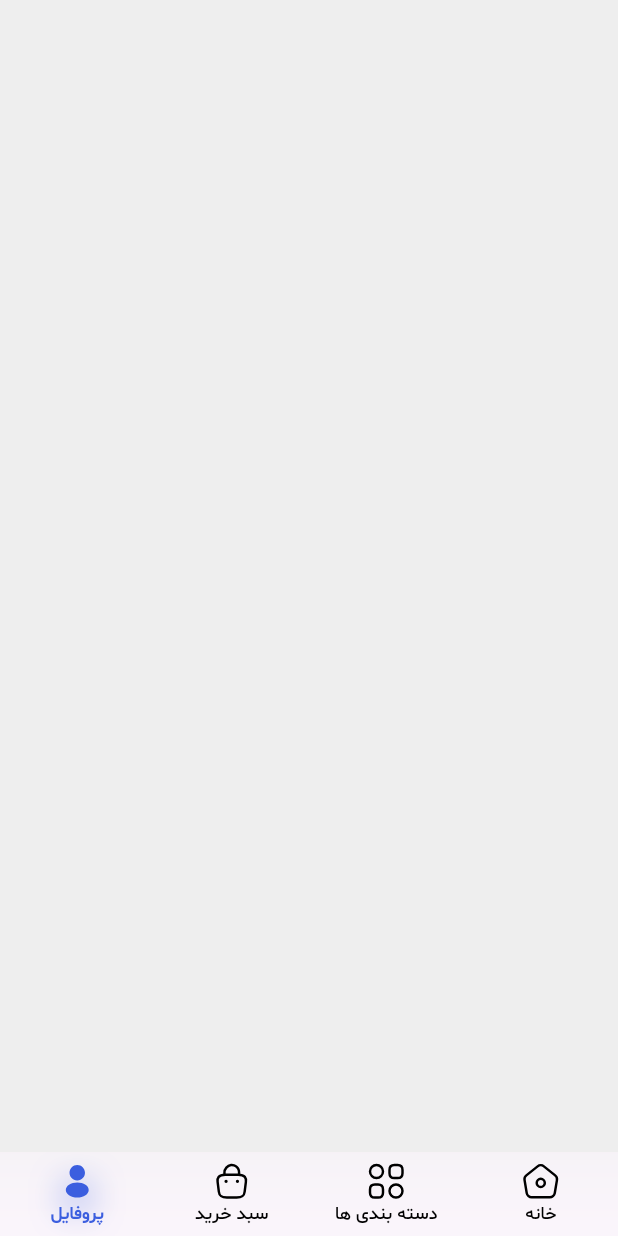
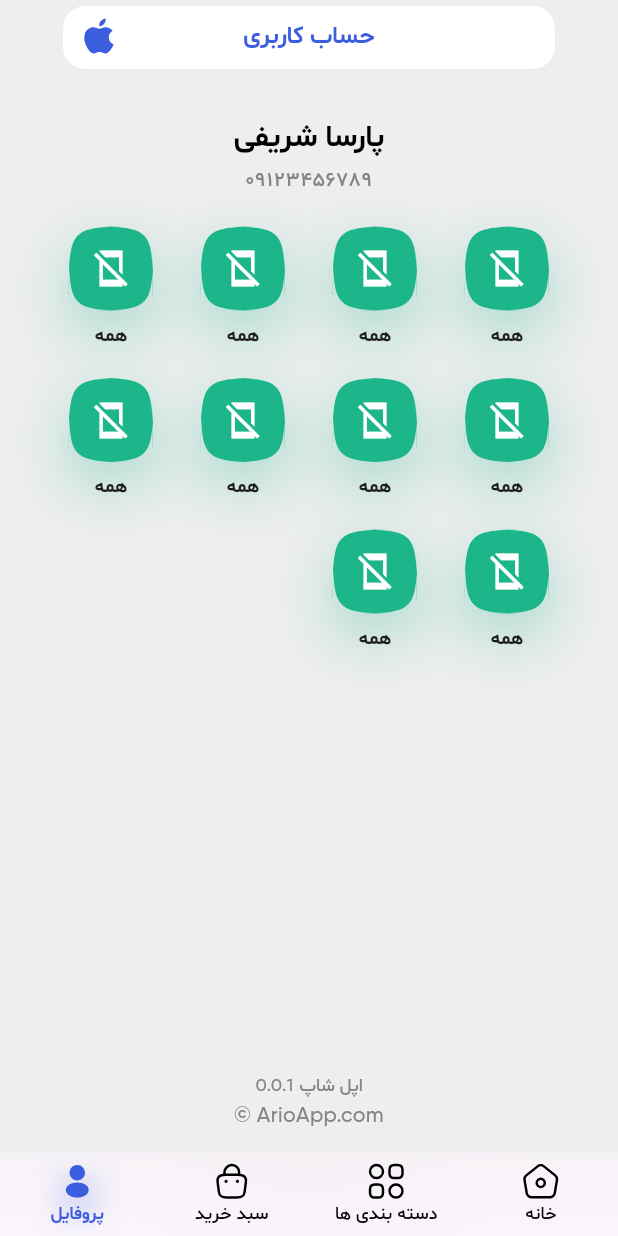
Before and after one commit to ZhiaDev/apple-shop, a Flutter app: the screen it shows after launch, item 4 of the bottom bar chosen, on a phone screen of 412 x 824 dp. Run offline on Flutter 3.47's test engine with Material 2 defaults, Android fonts, the phone set to English and light mode, and no system bars; our stand-ins replace flutter_svg, smooth_page_indicator.

Commit message:
Add Name, Number of user and Icons and Name, Version of App and Copyright tag

```diff
--- a/lib/pages/profile_page.dart
+++ b/lib/pages/profile_page.dart
@@ -1,17 +1,123 @@
 import 'package:apple_shop/constants/colors.dart';
+import 'package:apple_shop/widgets/categoryitem_chip.dart';
 import 'package:flutter/material.dart';
+
+import '../gen/assets.gen.dart';
+import '../utility/svg.dart';
 
 class ProfilePage extends StatelessWidget {
   const ProfilePage({super.key});
 
   @override
   Widget build(BuildContext context) {
-    return const Scaffold(
+    return Scaffold(
       backgroundColor: Kcolor.background,
       body: SafeArea(
         child: Column(
           children: [
-            //
+            Container(
+              height: 42,
+              margin: const EdgeInsets.fromLTRB(42, 4, 42, 32),
+              decoration: BoxDecoration(
+                color: Kcolor.white,
+                borderRadius: BorderRadius.circular(15),
+              ),
+              child: Stack(
+                alignment: Alignment.center,
+                children: [
+                  Container(),
+                  const Text(
+                    'حساب کاربری',
+                    style: TextStyle(
+                      fontSize: 16,
+                      fontFamily: 'SB',
+                      color: Kcolor.primery,
+                    ),
+                  ),
+                  Positioned(
+                    left: 10,
+                    child: Padding(
+                      padding: const EdgeInsets.only(bottom: 2),
+                      child: Ksvg(
+                        path: Assets.icons.apple,
+                        size: 28,
+                        color: Kcolor.primery,
+                      ),
+                    ),
+                  ),
+                ],
+              ),
+            ),
+            const Text(
+              'پارسا شریفی',
+              style: TextStyle(
+                fontSize: 20,
+                fontFamily: 'SB',
+                color: Kcolor.black,
+              ),
+            ),
+            const SizedBox(height: 4),
+            const Text(
+              '09123456789',
+              style: TextStyle(
+                fontSize: 14,
+                fontFamily: 'SM',
+                color: Kcolor.grey,
+              ),
+            ),
+            const SizedBox(height: 20),
+            const Padding(
+              padding: EdgeInsets.only(left: 18),
+              child: Wrap(
+                runSpacing: 18,
+                spacing: 14,
+                children: [
+                  CategoryItemChip(),
+                  CategoryItemChip(),
+                  CategoryItemChip(),
+                  CategoryItemChip(),
+                  CategoryItemChip(),
+                  CategoryItemChip(),
+                  CategoryItemChip(),
+                  CategoryItemChip(),
+                  CategoryItemChip(),
+                  CategoryItemChip(),
+                ],
+              ),
+            ),
+            const Spacer(),
+            const Row(
+              mainAxisAlignment: MainAxisAlignment.center,
+              children: [
+                Text(
+                  'اپل شاپ',
+                  style: TextStyle(
+                    fontSize: 12,
+                    fontFamily: 'SM',
+                    color: Kcolor.grey,
+                  ),
+                ),
+                SizedBox(width: 4),
+                Text(
+                  '0.0.1',
+                  style: TextStyle(
+                    fontSize: 12,
+                    fontFamily: 'GM',
+                    color: Kcolor.grey,
+                  ),
+                ),
+              ],
+            ),
+            const SizedBox(height: 2),
+            const Text(
+              'ArioApp.com ©',
+              style: TextStyle(
+                fontSize: 14,
+                fontFamily: 'GM',
+                color: Kcolor.grey,
+              ),
+            ),
+            const SizedBox(height: 14),
           ],
         ),
       ),
```
